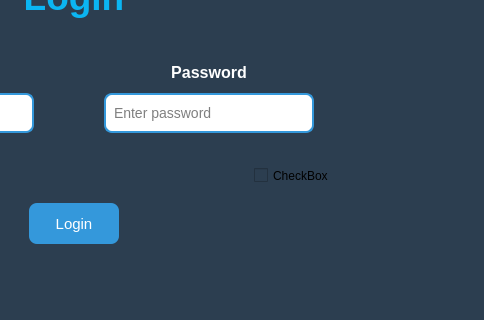
The window that mainwindow.ui (MetaMancerr/PlaTwoButCooler) describes before a commit, drawn with Qt 5; both pictures show x 316 to 800 and y 97 to 417 of the 800 by 600 pixel window.
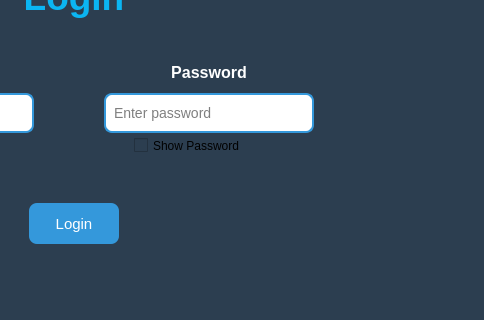
The same window after the commit. Icons and pictures are not drawn.

Commit message: added a show password button

```diff
--- a/mainwindow.ui
+++ b/mainwindow.ui
@@ -160,14 +160,17 @@
    <widget class="QCheckBox" name="checkBox">
     <property name="geometry">
      <rect>
-      <x>570</x>
-      <y>260</y>
-      <width>92</width>
+      <x>450</x>
+      <y>230</y>
+      <width>151</width>
       <height>25</height>
      </rect>
     </property>
     <property name="text">
-     <string>CheckBox</string>
+     <string>Show Password</string>
+    </property>
+    <property name="icon">
+     <iconset theme="weather-clear"/>
     </property>
    </widget>
   </widget>
```
Left out of the diff: 2 changed lines with no effect on the pictures. The commit also changes 2 other files.
